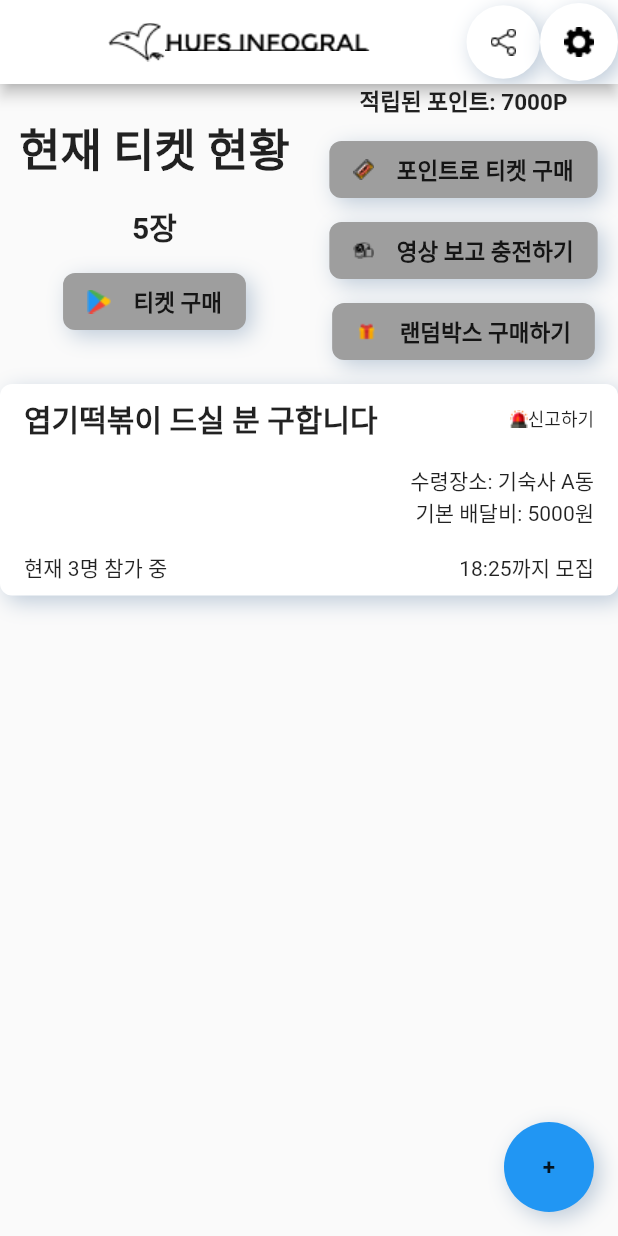
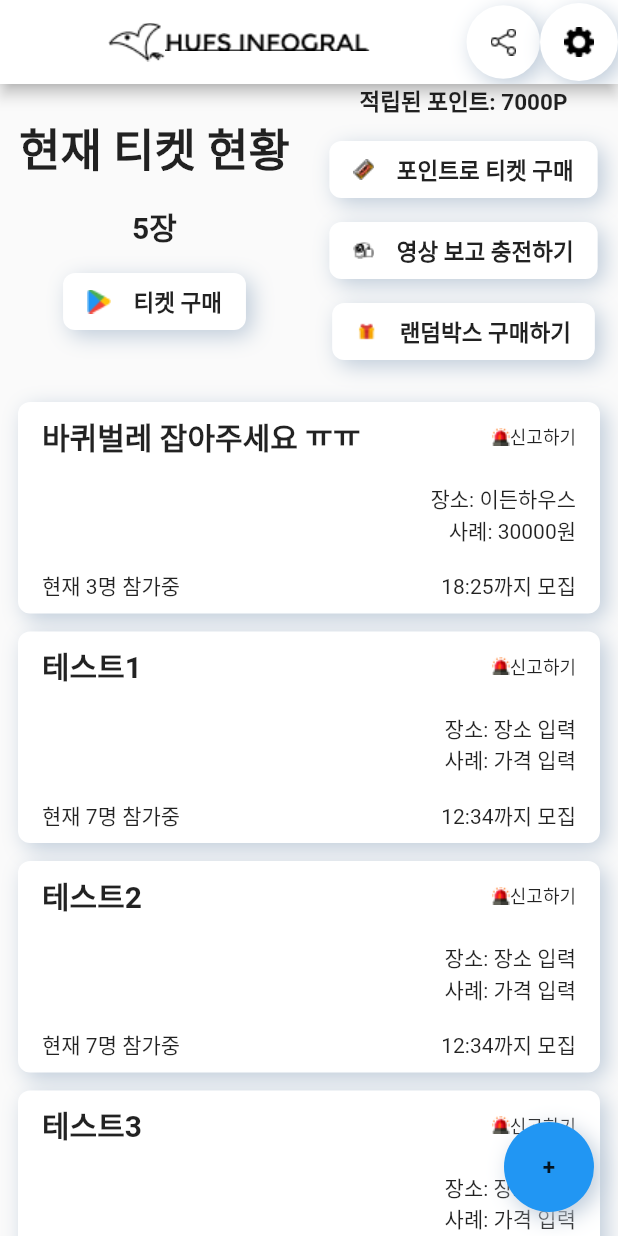
Before and after one commit to Bewheneverwhatiwant/HUFS_Information_Front, a Flutter app: the screen it shows after launch, after a tap on "도와줘요!", on a phone screen of 412 x 824 dp. Run offline on Flutter 3.47's test engine with Material 2 defaults, Android fonts, the phone set to English and light mode, and no system bars; our stand-ins replace carousel_slider, sliding_up_panel.

Commit message:
[FIX] 전체적으로 조금씩 다듬음

```diff
--- a/lib/Common_ChattingRoomList.dart
+++ /dev/null
@@ -1,62 +0,0 @@
-import 'package:flutter/material.dart';
-import 'Common_NeumorphicBox.dart';
-
-class ChattingRoomList extends StatelessWidget {
-
-  @override
-  Widget build(BuildContext context) {
-    return NeumorphicBox(
-      child: Column(
-
-        children: [
-
-          //첫번째 Row
-          Row(
-             mainAxisAlignment: MainAxisAlignment.spaceBetween,
-            children: [
-              Text("엽기떡볶이 드실 분 구합니다", style: TextStyle(fontSize: 20, fontWeight: FontWeight.bold)),
-              Row(
-                children: [
-              Image.asset('assets/images/Icon-siren.png'),
-              Text("신고하기", style: TextStyle(fontSize: 12, fontWeight: FontWeight.normal)),
-                ]
-              )
-            ],
-          ),
-
-          SizedBox(height:16),
-
-
-          //두번째 Row
-           Row(
-            mainAxisAlignment: MainAxisAlignment.spaceBetween,
-            children: [
-              Expanded(
-                child: Column(
-                  crossAxisAlignment: CrossAxisAlignment.end,
-                  children: [
-                    Text("수령장소: 기숙사 A동"),
-                    Text("기본 배달비: 5000원"),
-                  ],
-                ),
-              ),
-            ],
-          ),
-
-          SizedBox(height:16),
-
-          //세번째 Row
-
-          Row(
-             mainAxisAlignment: MainAxisAlignment.spaceBetween,
-            children: [
-              Text("현재 3명 참가 중"),
-              //SizedBox(width:28),
-              Text("18:25까지 모집"),
-            ],
-          ),
-        ],
-      ),
-    );
-  }
-}
--- a/lib/Common_EnterChatRoomButton.dart
+++ /dev/null
@@ -1,42 +0,0 @@
-import 'package:flutter/material.dart';
-
-class EnterChatRoom extends StatelessWidget {
-  final VoidCallback? onPressed;
-  final Widget child;
-
-  const EnterChatRoom({
-    required this.onPressed,
-    required this.child,
-  });
-
-  @override
-  Widget build(BuildContext context) {
-    return Positioned(
-      bottom: 16.0,
-      right: 16.0,
-
-      child: GestureDetector(
-        onTap: onPressed,
-        child: Container(
-
-          //원 크기 고정
-          height: 60.0,
-          width: 60.0,
-          decoration: BoxDecoration(
-            shape: BoxShape.circle,
-            color: Colors.blue,
-
-            boxShadow: const [
-              BoxShadow(
-                offset: Offset(4, 4),
-                blurRadius: 12,
-                color: Color(0xFFBECBD9),
-              ),
-            ],
-          ),
-          child: Center(child: child),
-        ),
-      ),
-    );
-  }
-}
--- a/lib/Common_PointContainer.dart
+++ /dev/null
@@ -1,80 +0,0 @@
-import 'package:flutter/material.dart';
-import 'Common_ButtonForPointContainer.dart';
-
-class PointContainer extends StatelessWidget {
-
-  @override
-  Widget build(BuildContext context) {
-    return Row(
-      children: [
-        Expanded(
-          child: Container(
-            child: Column(
-              mainAxisAlignment: MainAxisAlignment.center, //세로로 중앙 정렬되도록 함
-              children: [
-                Text("현재 티켓 현황", style: TextStyle(fontSize: 30, fontWeight: FontWeight.bold)),
-                SizedBox(height: 16), // 세 위젯 사이의 간격을 위한 SizedBox
-                Text("5장", style: TextStyle(fontSize: 20, fontWeight: FontWeight.bold)),
-                SizedBox(height: 16), // 세 위젯 사이의 간격을 위한 SizedBox
-                ButtonForPointContainer(
-                onPressed: null,
-                child: Row(
-                  children: [
-                  Image.asset('assets/images/GoogleIcon.png'),
-                  SizedBox(width:15),
-                  Text('티켓 구매', style: TextStyle(fontSize: 15, fontWeight: FontWeight.bold)),
-                  ],
-                  ),
-                ),
-              ],
-
-            ),
-      ),
-          ),
-
-      Expanded(
-        child: Container(
-          child: Column(
-            mainAxisAlignment: MainAxisAlignment.center, //세로로 중앙 정렬되도록 함
-            children: [
-              Text("적립된 포인트: 7000P", style: TextStyle(fontSize:15, fontWeight: FontWeight.bold)),
-              SizedBox(height: 16), // 세 위젯 사이의 간격을 위한 SizedBox
-              ButtonForPointContainer(
-                onPressed: null,
-                child: Row(
-                  children: [
-                    Image.asset('assets/images/BuyTicketAsPoint.png'),
-                    SizedBox(width:15),
-                    Text('포인트로 티켓 구매', style: TextStyle(fontSize: 15, fontWeight: FontWeight.bold)),
-                  ]
-                )
-              ),
-              SizedBox(height: 16), // 세 위젯 사이의 간격을 위한 SizedBox
-              ButtonForPointContainer(
-                onPressed: null,
-                child: Row(
-                  children: [
-                    Image.asset('assets/images/chargingByWatching.png'),
-                    SizedBox(width:15),
-                    Text('영상 보고 충전하기', style: TextStyle(fontSize: 15, fontWeight: FontWeight.bold)),
-                  ]
-                )
-              ),
-              SizedBox(height: 16), // 세 위젯 사이의 간격을 위한 SizedBox
-              ButtonForPointContainer(
-                onPressed: null,
-                child: Row(
-                  children: [
-                    Image.asset('assets/images/BuyRandomBox.png'),
-                    SizedBox(width:15),
-                    Text('랜덤박스 구매하기', style: TextStyle(fontSize: 15, fontWeight: FontWeight.bold)),
-                  ]
-                )
-              ),
-            ]
-          )
-        )
-      )
-      ],
-        );
-  }}
--- a/lib/Common_ButtonForPointContainer.dart
+++ b/lib/Gather_ButtonForPointContainer.dart
@@ -26,24 +26,20 @@ class ButtonForPointContainer extends StatelessWidget {
           padding: EdgeInsets.symmetric(vertical: 8.0, horizontal: 16.0),
           height: height,
           width: width,
-
           decoration: BoxDecoration(
             borderRadius: BorderRadius.circular(8.0),
-            color: Colors.grey,
+            color: Colors.white,
             boxShadow: const [
               BoxShadow(
                 offset: Offset(4, 4),
                 blurRadius: 12,
                 color: Color(0xFFBECBD9),
               ),
-
             ],
           ),
           child: child,
         ),
       ),
-
-
     );
   }
 }
--- /dev/null
+++ b/lib/Gather_ChattingRoomList.dart
@@ -0,0 +1,89 @@
+import 'package:flutter/material.dart';
+import 'Common_NeumorphicBox.dart';
+
+// type : 버튼 타입을 의미 (1: 택시같이타, 2:배달같이해, 3: 도와줘요)
+// place : 장소
+// plusInfo : 추가 정보
+Padding ChattingRoomList(int type, String title, String place, String plusInfo,
+    int peopleNum, String dueTime) {
+  return Padding(
+    padding: const EdgeInsets.fromLTRB(12, 12, 12, 0),
+    child: NeumorphicBox(
+      child: Column(
+        children: [
+          //첫번째 Row
+          Row(
+            mainAxisAlignment: MainAxisAlignment.spaceBetween,
+            children: [
+              Text(title,
+                  style: TextStyle(fontSize: 20, fontWeight: FontWeight.bold)),
+              Row(children: [
+                Image.asset('assets/images/Icon-siren.png'),
+                Text("신고하기",
+                    style:
+                        TextStyle(fontSize: 12, fontWeight: FontWeight.normal)),
+              ])
+            ],
+          ),
+
+          SizedBox(height: 16),
+
+          //두번째 Row
+          Row(
+            mainAxisAlignment: MainAxisAlignment.spaceBetween,
+            children: [
+              Expanded(
+                child: Column(
+                  crossAxisAlignment: CrossAxisAlignment.end,
+                  children: [
+                    Text(getPlace(type, place)),
+                    Text(getplusInfo(type, plusInfo)),
+                  ],
+                ),
+              ),
+            ],
+          ),
+
+          SizedBox(height: 16),
+
+          //세번째 Row
+
+          Row(
+            mainAxisAlignment: MainAxisAlignment.spaceBetween,
+            children: [
+              Text("현재 " + (peopleNum?.toString() ?? '0') + "명 참가중"),
+              //SizedBox(width:28),
+              Text((dueTime?.toString() ?? '00:00') + "까지 모집"),
+            ],
+          ),
+        ],
+      ),
+    ),
+  );
+}
+
+String getPlace(int type, String place) {
+  switch (type) {
+    case 1:
+      return place;
+    case 2:
+      return '수령 장소: ' + place;
+    case 3:
+      return '장소: ' + place;
+    default:
+      return 'Unknown place: ';
+  }
+}
+
+String getplusInfo(int type, String plusInfo) {
+  switch (type) {
+    case 1:
+      return plusInfo;
+    case 2:
+      return '배달비: ' + plusInfo;
+    case 3:
+      return '사례: ' + plusInfo;
+    default:
+      return 'Unknown place: ';
+  }
+}
--- /dev/null
+++ b/lib/Gather_CreateChat.dart
@@ -0,0 +1,35 @@
+import 'package:flutter/material.dart';
+
+class CreateChat extends StatelessWidget {
+  final VoidCallback? onPressed;
+  final Widget child;
+
+  const CreateChat({
+    required this.onPressed,
+    required this.child,
+  });
+
+  @override
+  Widget build(BuildContext context) {
+    return GestureDetector(
+      onTap: onPressed,
+      child: Container(
+        //원 크기 고정
+        height: 60.0,
+        width: 60.0,
+        decoration: BoxDecoration(
+          shape: BoxShape.circle,
+          color: Colors.blue,
+          boxShadow: const [
+            BoxShadow(
+              offset: Offset(4, 4),
+              blurRadius: 12,
+              color: Color(0xFFBECBD9),
+            ),
+          ],
+        ),
+        child: Center(child: child),
+      ),
+    );
+  }
+}
--- /dev/null
+++ b/lib/Gather_PointContainer.dart
@@ -0,0 +1,80 @@
+import 'package:flutter/material.dart';
+import 'Gather_ButtonForPointContainer.dart';
+
+class PointContainer extends StatelessWidget {
+  @override
+  Widget build(BuildContext context) {
+    return Row(
+      children: [
+        Expanded(
+          child: Container(
+            child: Column(
+              mainAxisAlignment: MainAxisAlignment.center, //세로로 중앙 정렬되도록 함
+              children: [
+                Text("현재 티켓 현황",
+                    style:
+                        TextStyle(fontSize: 30, fontWeight: FontWeight.bold)),
+                SizedBox(height: 16), // 세 위젯 사이의 간격을 위한 SizedBox
+                Text("5장",
+                    style:
+                        TextStyle(fontSize: 20, fontWeight: FontWeight.bold)),
+                SizedBox(height: 16), // 세 위젯 사이의 간격을 위한 SizedBox
+                ButtonForPointContainer(
+                  onPressed: null,
+                  child: Row(
+                    children: [
+                      Image.asset('assets/images/GoogleIcon.png'),
+                      SizedBox(width: 15),
+                      Text('티켓 구매',
+                          style: TextStyle(
+                              fontSize: 15, fontWeight: FontWeight.bold)),
+                    ],
+                  ),
+                ),
+              ],
+            ),
+          ),
+        ),
+        Expanded(
+            child: Container(
+                child: Column(
+                    mainAxisAlignment:
+                        MainAxisAlignment.center, //세로로 중앙 정렬되도록 함
+                    children: [
+              Text("적립된 포인트: 7000P",
+                  style: TextStyle(fontSize: 15, fontWeight: FontWeight.bold)),
+              SizedBox(height: 16), // 세 위젯 사이의 간격을 위한 SizedBox
+              ButtonForPointContainer(
+                  onPressed: null,
+                  child: Row(children: [
+                    Image.asset('assets/images/BuyTicketAsPoint.png'),
+                    SizedBox(width: 15),
+                    Text('포인트로 티켓 구매',
+                        style: TextStyle(
+                            fontSize: 15, fontWeight: FontWeight.bold)),
+                  ])),
+              SizedBox(height: 16), // 세 위젯 사이의 간격을 위한 SizedBox
+              ButtonForPointContainer(
+                  onPressed: null,
+                  child: Row(children: [
+                    Image.asset('assets/images/chargingByWatching.png'),
+                    SizedBox(width: 15),
+                    Text('영상 보고 충전하기',
+                        style: TextStyle(
+                            fontSize: 15, fontWeight: FontWeight.bold)),
+                  ])),
+              SizedBox(height: 16), // 세 위젯 사이의 간격을 위한 SizedBox
+              ButtonForPointContainer(
+                  onPressed: null,
+                  child: Row(children: [
+                    Image.asset('assets/images/BuyRandomBox.png'),
+                    SizedBox(width: 15),
+                    Text('랜덤박스 구매하기',
+                        style: TextStyle(
+                            fontSize: 15, fontWeight: FontWeight.bold)),
+                  ])),
+            ])))
+      ],
+    );
+  }
+}
--- a/lib/Page_GatherDelivery.dart
+++ b/lib/Page_GatherDelivery.dart
@@ -1,13 +1,47 @@
 import 'package:flutter/material.dart';
+import 'package:hufs_information/Gather_ChattingRoomList.dart';
+import 'package:hufs_information/Gather_CreateChat.dart';
 import 'Common_LogoAppBar.dart';
+import 'Gather_PointContainer.dart';
+
+//app bar 바로 밑에 point container가 오게하고, +버튼은 위치를 고정시켜야 해서 container랑 안겹치게 children으로 분리되도록 수정함~~
 
 class GatherDelivery extends StatelessWidget {
-  const GatherDelivery({super.key});
+  const GatherDelivery({Key? key});
 
   @override
   Widget build(BuildContext context) {
     return Scaffold(
-      appBar: LogoAppBar(),
+      body: Stack(
+        children: [
+          ListView(
+            children: [
+              //여기다가 다른 것(글 띄우는 widget list 등) 추가하면 됨
+              LogoAppBar(),
+              PointContainer(),
+              SizedBox(height: 16),
+              ChattingRoomList(
+                  2, '엽기떡볶이 드실 분 구합니다', '기숙사 A동', '5000원', 3, '18:25'),
+              ChattingRoomList(2, '테스트1', '장소 입력', '가격 입력', 7, '12:34'),
+              ChattingRoomList(2, '테스트2', '장소 입력', '가격 입력', 7, '12:34'),
+              ChattingRoomList(2, '테스트3', '장소 입력', '가격 입력', 7, '12:34'),
+              ChattingRoomList(2, '테스트4', '장소 입력', '가격 입력', 7, '12:34'),
+              ChattingRoomList(2, '테스트5', '장소 입력', '가격 입력', 7, '12:34'),
+            ],
+          ),
+
+          //+버튼 위치 고정
+          Positioned(
+            bottom: 16.0,
+            right: 16.0,
+            child: CreateChat(
+                onPressed: null,
+                child: Text('+',
+                    style:
+                        TextStyle(fontSize: 15, fontWeight: FontWeight.bold))),
+          ),
+        ],
+      ),
     );
   }
 }
--- a/lib/Page_GatherHelp.dart
+++ b/lib/Page_GatherHelp.dart
@@ -1,8 +1,8 @@
 import 'package:flutter/material.dart';
-import 'package:hufs_information/Common_ChattingRoomList.dart';
-import 'package:hufs_information/Common_EnterChatRoomButton.dart';
+import 'package:hufs_information/Gather_ChattingRoomList.dart';
+import 'package:hufs_information/Gather_CreateChat.dart';
 import 'Common_LogoAppBar.dart';
-import 'Common_PointContainer.dart';
+import 'Gather_PointContainer.dart';
 
 //app bar 바로 밑에 point container가 오게하고, +버튼은 위치를 고정시켜야 해서 container랑 안겹치게 children으로 분리되도록 수정함~~
 
@@ -12,18 +12,21 @@ class GatherHelp extends StatelessWidget {
   @override
   Widget build(BuildContext context) {
     return Scaffold(
-
       body: Stack(
-
         children: [
-          Column(
+          ListView(
             children: [
-
               //여기다가 다른 것(글 띄우는 widget list 등) 추가하면 됨
               LogoAppBar(),
               PointContainer(),
-              SizedBox(height:16),
-              ChattingRoomList(),
+              SizedBox(height: 16),
+              ChattingRoomList(
+                  3, '바퀴벌레 잡아주세요 ㅠㅠ', '이든하우스', '30000원', 3, '18:25'),
+              ChattingRoomList(3, '테스트1', '장소 입력', '가격 입력', 7, '12:34'),
+              ChattingRoomList(3, '테스트2', '장소 입력', '가격 입력', 7, '12:34'),
+              ChattingRoomList(3, '테스트3', '장소 입력', '가격 입력', 7, '12:34'),
+              ChattingRoomList(3, '테스트4', '장소 입력', '가격 입력', 7, '12:34'),
+              ChattingRoomList(3, '테스트5', '장소 입력', '가격 입력', 7, '12:34'),
             ],
           ),
 
@@ -31,7 +34,11 @@ class GatherHelp extends StatelessWidget {
           Positioned(
             bottom: 16.0,
             right: 16.0,
-            child: EnterChatRoom(onPressed: null, child: Text('+', style:TextStyle(fontSize: 15, fontWeight: FontWeight.bold))),
+            child: CreateChat(
+                onPressed: null,
+                child: Text('+',
+                    style:
+                        TextStyle(fontSize: 15, fontWeight: FontWeight.bold))),
           ),
         ],
       ),
--- a/lib/Page_GatherTaxi.dart
+++ b/lib/Page_GatherTaxi.dart
@@ -1,13 +1,46 @@
 import 'package:flutter/material.dart';
+import 'package:hufs_information/Gather_ChattingRoomList.dart';
+import 'package:hufs_information/Gather_CreateChat.dart';
 import 'Common_LogoAppBar.dart';
+import 'Gather_PointContainer.dart';
+
+//app bar 바로 밑에 point container가 오게하고, +버튼은 위치를 고정시켜야 해서 container랑 안겹치게 children으로 분리되도록 수정함~~
 
 class GatherTaxi extends StatelessWidget {
-  const GatherTaxi({super.key});
+  const GatherTaxi({Key? key});
 
   @override
   Widget build(BuildContext context) {
     return Scaffold(
-      appBar: LogoAppBar(),
+      body: Stack(
+        children: [
+          ListView(
+            children: [
+              //여기다가 다른 것(글 띄우는 widget list 등) 추가하면 됨
+              LogoAppBar(),
+              PointContainer(),
+              SizedBox(height: 16),
+              ChattingRoomList(1, '서현가실 분', '외대 -> 서현', '', 3, '18:25'),
+              ChattingRoomList(1, '테스트1', '장소 입력', '', 7, '12:34'),
+              ChattingRoomList(1, '테스트2', '장소 입력', '', 7, '12:34'),
+              ChattingRoomList(1, '테스트3', '장소 입력', '', 7, '12:34'),
+              ChattingRoomList(1, '테스트4', '장소 입력', '', 7, '12:34'),
+              ChattingRoomList(1, '테스트5', '장소 입력', '', 7, '12:34'),
+            ],
+          ),
+
+          //+버튼 위치 고정
+          Positioned(
+            bottom: 16.0,
+            right: 16.0,
+            child: CreateChat(
+                onPressed: null,
+                child: Text('+',
+                    style:
+                        TextStyle(fontSize: 15, fontWeight: FontWeight.bold))),
+          ),
+        ],
+      ),
     );
   }
 }
```
